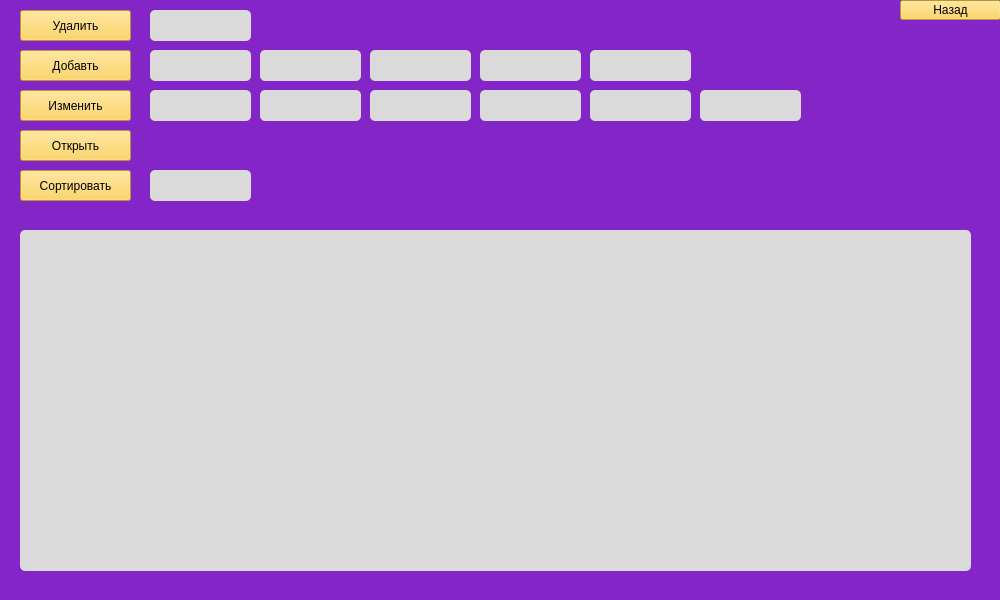
Qt form основа/VehiclesMain.ui (veleus/opiweqbhfgb) before a commit.
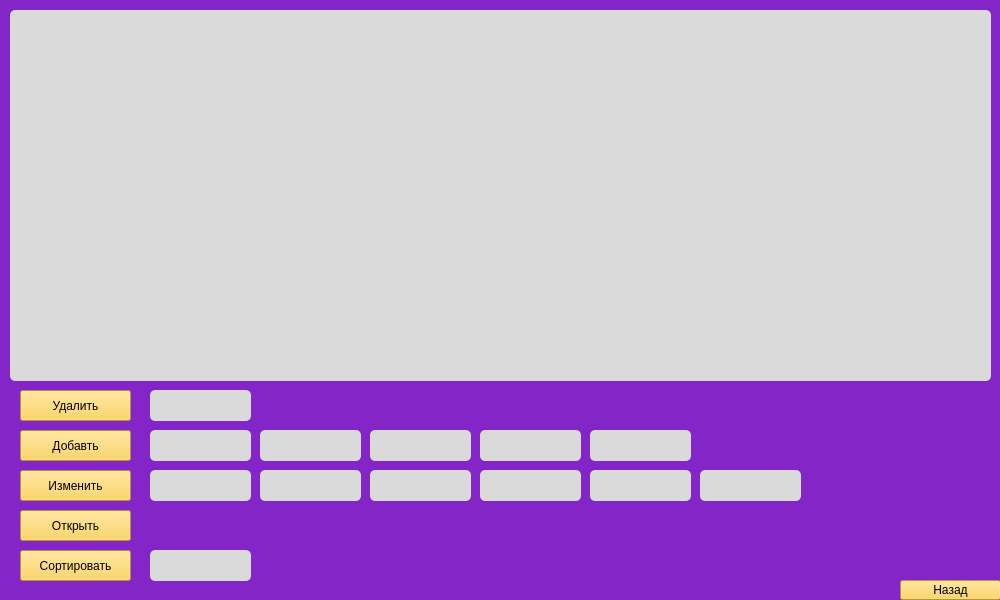
The same form after that commit.

Diff of the .ui file:
```diff
--- a/основа/VehiclesMain.ui
+++ b/основа/VehiclesMain.ui
@@ -47,10 +47,10 @@
    <widget class="QTableWidget" name="tableWidget">
     <property name="geometry">
      <rect>
-      <x>20</x>
-      <y>230</y>
-      <width>951</width>
-      <height>341</height>
+      <x>10</x>
+      <y>10</y>
+      <width>981</width>
+      <height>371</height>
      </rect>
     </property>
     <property name="styleSheet">
@@ -65,7 +65,7 @@
     <property name="geometry">
      <rect>
       <x>20</x>
-      <y>10</y>
+      <y>390</y>
       <width>111</width>
       <height>31</height>
      </rect>
@@ -82,7 +82,7 @@
     <property name="geometry">
      <rect>
       <x>20</x>
-      <y>50</y>
+      <y>430</y>
       <width>111</width>
       <height>31</height>
      </rect>
@@ -99,7 +99,7 @@
     <property name="geometry">
      <rect>
       <x>20</x>
-      <y>90</y>
+      <y>470</y>
       <width>111</width>
       <height>31</height>
      </rect>
@@ -116,7 +116,7 @@
     <property name="geometry">
      <rect>
       <x>20</x>
-      <y>130</y>
+      <y>510</y>
       <width>111</width>
       <height>31</height>
      </rect>
@@ -133,7 +133,7 @@
     <property name="geometry">
      <rect>
       <x>20</x>
-      <y>170</y>
+      <y>550</y>
       <width>111</width>
       <height>31</height>
      </rect>
@@ -150,7 +150,7 @@
     <property name="geometry">
      <rect>
       <x>900</x>
-      <y>0</y>
+      <y>580</y>
       <width>101</width>
       <height>20</height>
      </rect>
@@ -167,7 +167,7 @@
     <property name="geometry">
      <rect>
       <x>150</x>
-      <y>10</y>
+      <y>390</y>
       <width>101</width>
       <height>31</height>
      </rect>
@@ -181,7 +181,7 @@
     <property name="geometry">
      <rect>
       <x>150</x>
-      <y>50</y>
+      <y>430</y>
       <width>101</width>
       <height>31</height>
      </rect>
@@ -195,7 +195,7 @@
     <property name="geometry">
      <rect>
       <x>260</x>
-      <y>50</y>
+      <y>430</y>
       <width>101</width>
       <height>31</height>
      </rect>
@@ -209,7 +209,7 @@
     <property name="geometry">
      <rect>
       <x>370</x>
-      <y>50</y>
+      <y>430</y>
       <width>101</width>
       <height>31</height>
      </rect>
@@ -223,7 +223,7 @@
     <property name="geometry">
      <rect>
       <x>480</x>
-      <y>50</y>
+      <y>430</y>
       <width>101</width>
       <height>31</height>
      </rect>
@@ -237,7 +237,7 @@
     <property name="geometry">
      <rect>
       <x>590</x>
-      <y>90</y>
+      <y>470</y>
       <width>101</width>
       <height>31</height>
      </rect>
@@ -251,7 +251,7 @@
     <property name="geometry">
      <rect>
       <x>260</x>
-      <y>90</y>
+      <y>470</y>
       <width>101</width>
       <height>31</height>
      </rect>
@@ -265,7 +265,7 @@
     <property name="geometry">
      <rect>
       <x>370</x>
-      <y>90</y>
+      <y>470</y>
       <width>101</width>
       <height>31</height>
      </rect>
@@ -279,7 +279,7 @@
     <property name="geometry">
      <rect>
       <x>480</x>
-      <y>90</y>
+      <y>470</y>
       <width>101</width>
       <height>31</height>
      </rect>
@@ -293,7 +293,7 @@
     <property name="geometry">
      <rect>
       <x>150</x>
-      <y>90</y>
+      <y>470</y>
       <width>101</width>
       <height>31</height>
      </rect>
@@ -307,7 +307,7 @@
     <property name="geometry">
      <rect>
       <x>150</x>
-      <y>170</y>
+      <y>550</y>
       <width>101</width>
       <height>31</height>
      </rect>
@@ -321,7 +321,7 @@
     <property name="geometry">
      <rect>
       <x>700</x>
-      <y>90</y>
+      <y>470</y>
       <width>101</width>
       <height>31</height>
      </rect>
@@ -335,7 +335,7 @@
     <property name="geometry">
      <rect>
       <x>590</x>
-      <y>50</y>
+      <y>430</y>
       <width>101</width>
       <height>31</height>
      </rect>
```
